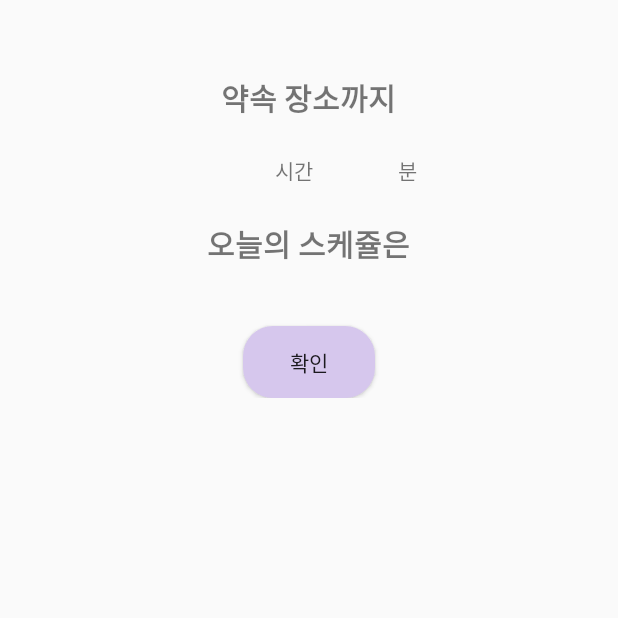
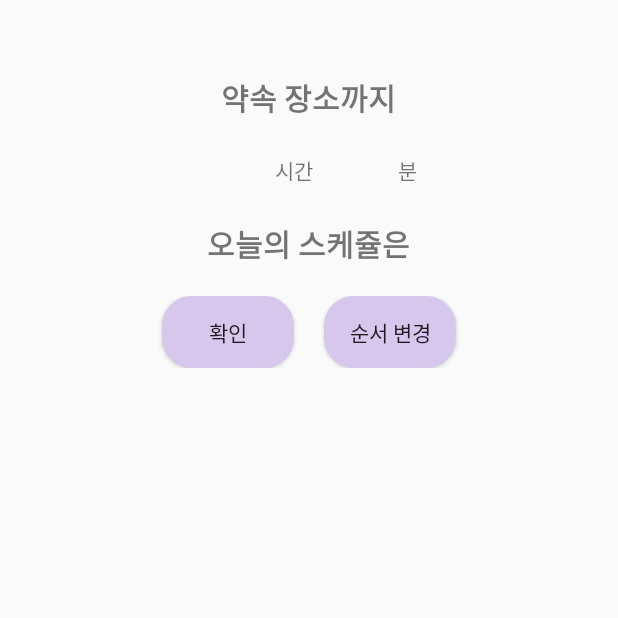
Before and after one commit to Ingtton2/TINO, an Android app: the CheckScheduleActivity screen opened directly, with no data from a screen before it, on a phone screen of 412 x 824 dp, the top half of it. Run offline under Robolectric (Android 15) with nearby library versions, the phone set to English and light mode, and no system bars.

Commit message:
Merge branch 'master' of https://github.com/Ingtton2/TINO
# Conflicts:
#	app/src/main/res/layout/activity_main.xml

```diff
--- a/app/src/main/java/org/androidtown/tino/CheckFragment.java
+++ b/app/src/main/java/org/androidtown/tino/CheckFragment.java
@@ -14,6 +14,6 @@ public class CheckFragment extends Fragment {
 
     @Override
     public View onCreateView(LayoutInflater inflater, ViewGroup container, Bundle savedInstanceState) {
-        return inflater.inflate(R.layout.activity_more, container, false);
+        return inflater.inflate(R.layout.activity_checklist, container, false);
     }
 }
--- a/app/src/main/java/org/androidtown/tino/CheckScheduleActivity.java
+++ b/app/src/main/java/org/androidtown/tino/CheckScheduleActivity.java
@@ -9,6 +9,7 @@ import android.widget.Button;
 public class CheckScheduleActivity extends AppCompatActivity {
 
     Button checkOk;
+    Button checkOrder;
 
     @Override
     protected void onCreate(Bundle savedInstanceState) {
@@ -16,6 +17,7 @@ public class CheckScheduleActivity extends AppCompatActivity {
         setContentView(R.layout.activity_check_schedule);
 
         checkOk = findViewById(R.id.checkOk);
+        checkOrder = findViewById(R.id.checkOrder);
 
         checkOk.setOnClickListener(new View.OnClickListener(){
             @Override
@@ -25,5 +27,13 @@ public class CheckScheduleActivity extends AppCompatActivity {
             }
         });
 
+        checkOrder.setOnClickListener(new View.OnClickListener(){
+            @Override
+            public void onClick(View v){
+                Intent intent = new Intent(CheckScheduleActivity.this, SetOrderActivity.class);
+                startActivity(intent);
+            }
+        });
+
     }
 }
--- a/app/src/main/java/org/androidtown/tino/MainActivity.java
+++ b/app/src/main/java/org/androidtown/tino/MainActivity.java
@@ -174,7 +174,7 @@ public class MainActivity extends AppCompatActivity {
                             case R.id.action_check:
                                 linear2.setVisibility(View.INVISIBLE);
                                 linear1.setVisibility(View.VISIBLE);
-                                //replaceFragment(CheckFragment.newInstance());
+                                replaceFragment(CheckFragment.newInstance());
                                 break;
                             case R.id.action_more:
                                 linear2.setVisibility(View.INVISIBLE);
--- a/app/src/main/java/org/androidtown/tino/ScheduleActivity.java
+++ b/app/src/main/java/org/androidtown/tino/ScheduleActivity.java
@@ -236,10 +236,6 @@ public class ScheduleActivity extends Activity {
                 Toast.makeText(getApplicationContext(), "저장되었습니다.", Toast.LENGTH_LONG).show();
 
                 break;
-
-            case R.id.delete: //전체삭제 버튼(delete)
-                helper.delete();
-                break;
         }
     }
 
--- a/app/src/main/res/layout/activity_check_schedule.xml
+++ b/app/src/main/res/layout/activity_check_schedule.xml
@@ -69,15 +69,29 @@
 
             </ListView>
         </FrameLayout>
+        <LinearLayout
+            android:layout_width="match_parent"
+            android:layout_height="wrap_content"
+            android:orientation="horizontal"
+            android:gravity="center_horizontal">
 
             <Button
                 android:id="@+id/checkOk"
                 android:layout_width="wrap_content"
                 android:layout_height="wrap_content"
                 android:layout_gravity="center"
-            android:layout_marginTop="20dp"
+                android:layout_marginRight="20dp"
                 android:background="@drawable/btn_rounded"
                 android:text="확인"/>
 
+            <Button
+                android:id="@+id/checkOrder"
+                android:layout_width="wrap_content"
+                android:layout_height="wrap_content"
+                android:layout_gravity="center"
+                android:background="@drawable/btn_rounded"
+                android:text="순서 변경"/>
+        </LinearLayout>
+
     </LinearLayout>
 </LinearLayout>
```
Lines whose indentation alone changed are shown as unchanged.
